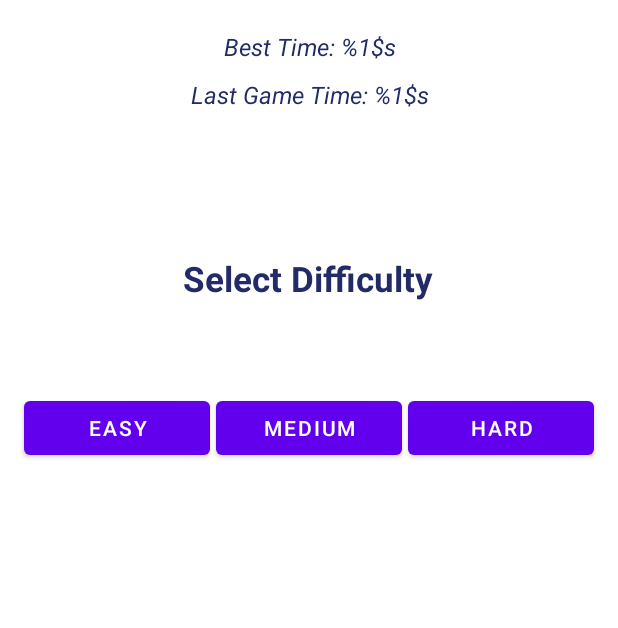
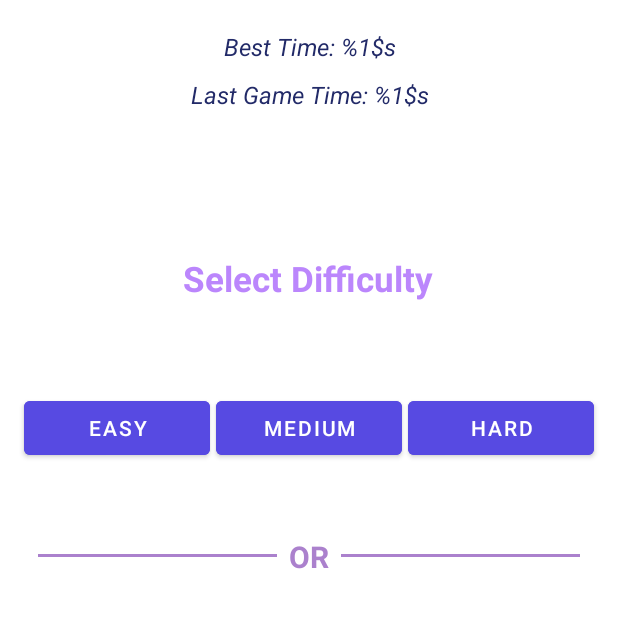
Before and after one commit to jyotikmayur7/Minesweeper, an Android app: the screen it shows after launch (MainActivity), on a phone screen of 412 x 824 dp, the part 169-797 px from its top. Run offline under Robolectric (Android 15) with nearby library versions, the phone set to English and light mode, and no system bars.

Commit message:
Added 2 Custom Views and 'OR' TextView for divider between difficulty buttons and custom game button

```diff
--- a/app/src/main/res/layout/activity_main.xml
+++ b/app/src/main/res/layout/activity_main.xml
@@ -11,8 +11,9 @@
         android:layout_width="0dp"
         android:layout_height="wrap_content"
         android:layout_marginStart="16dp"
+        android:layout_marginEnd="2dp"
         android:text="@string/easy"
-        android:layout_marginEnd="2dp"
+        android:backgroundTint="@color/m_blue"
         app:layout_constraintEnd_toStartOf="@+id/medium"
         app:layout_constraintHorizontal_bias="0.5"
         app:layout_constraintStart_toStartOf="parent"
@@ -26,6 +27,7 @@
         android:layout_marginTop="60dp"
         android:layout_marginEnd="2dp"
         android:text="@string/medium"
+        android:backgroundTint="@color/m_blue"
         app:layout_constraintEnd_toStartOf="@+id/hard"
         app:layout_constraintHorizontal_bias="0.5"
         app:layout_constraintStart_toEndOf="@+id/easy"
@@ -35,9 +37,10 @@
         android:id="@+id/hard"
         android:layout_width="0dp"
         android:layout_height="wrap_content"
+        android:layout_marginStart="2dp"
+        android:layout_marginEnd="16dp"
         android:text="@string/hard"
-        android:layout_marginEnd="16dp"
-        android:layout_marginStart="2dp"
+        android:backgroundTint="@color/m_blue"
         app:layout_constraintEnd_toEndOf="parent"
         app:layout_constraintHorizontal_bias="0.5"
         app:layout_constraintStart_toEndOf="@+id/medium"
@@ -49,7 +52,7 @@
         android:layout_height="wrap_content"
         android:layout_marginTop="96dp"
         android:text="@string/select_difficulty"
-        android:textColor="@color/dark_blue"
+        android:textColor="@color/purple_200"
         android:textSize="23sp"
         android:textStyle="bold"
         app:layout_constraintEnd_toEndOf="parent"
@@ -96,5 +99,46 @@
         app:layout_constraintStart_toStartOf="@+id/best_time"
         app:layout_constraintTop_toBottomOf="@+id/best_time" />
 
+    <TextView
+        android:id="@+id/or_label"
+        android:layout_width="wrap_content"
+        android:layout_height="wrap_content"
+        android:layout_marginTop="48dp"
+        android:text="@string/or"
+        android:textSize="20dp"
+        android:textColor="@color/lavender"
+        android:layout_marginStart="4dp"
+        android:layout_marginEnd="4dp"
+        android:textStyle="bold"
+        app:layout_constraintEnd_toStartOf="@+id/line2"
+        app:layout_constraintHorizontal_bias="0.5"
+        app:layout_constraintStart_toEndOf="@+id/line1"
+        app:layout_constraintTop_toBottomOf="@+id/medium" />
+
+    <View
+        android:id="@+id/line1"
+        android:layout_width="0dp"
+        android:layout_height="2dp"
+        android:layout_marginStart="25dp"
+        android:layout_marginEnd="4dp"
+        android:layout_marginTop="60dp"
+        android:background="@color/lavender"
+        app:layout_constraintEnd_toStartOf="@+id/or_label"
+        app:layout_constraintHorizontal_bias="0.5"
+        app:layout_constraintStart_toStartOf="parent"
+        app:layout_constraintTop_toBottomOf="@+id/easy" />
+
+    <View
+        android:id="@+id/line2"
+        android:layout_width="0dp"
+        android:layout_height="2dp"
+        android:layout_marginTop="60dp"
+        android:layout_marginEnd="25dp"
+        android:layout_marginStart="4dp"
+        android:background="@color/lavender"
+        app:layout_constraintEnd_toEndOf="parent"
+        app:layout_constraintHorizontal_bias="0.5"
+        app:layout_constraintStart_toEndOf="@+id/or_label"
+        app:layout_constraintTop_toBottomOf="@+id/easy" />
 
 </androidx.constraintlayout.widget.ConstraintLayout>
--- a/app/src/main/res/values/colors.xml
+++ b/app/src/main/res/values/colors.xml
@@ -9,4 +9,6 @@
     <color name="white">#FFFFFFFF</color>
     <color name="lavender">#ab81cd</color>
     <color name="dark_blue">#222a68</color>
+    <color name="m_blue">#574ae2</color>
+    <color name="mauve">#e2adf2</color>
 </resources>
--- a/app/src/main/res/values/strings.xml
+++ b/app/src/main/res/values/strings.xml
@@ -7,4 +7,5 @@
     <string name="medium">MEDIUM</string>
     <string name="minesweeper">Minesweeper</string>
     <string name="hard">HARD</string>
+    <string name="or">OR</string>
 </resources>
```
